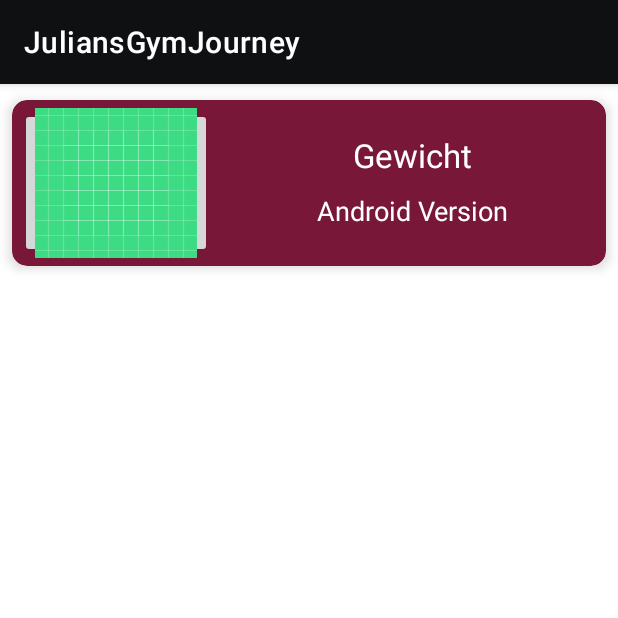
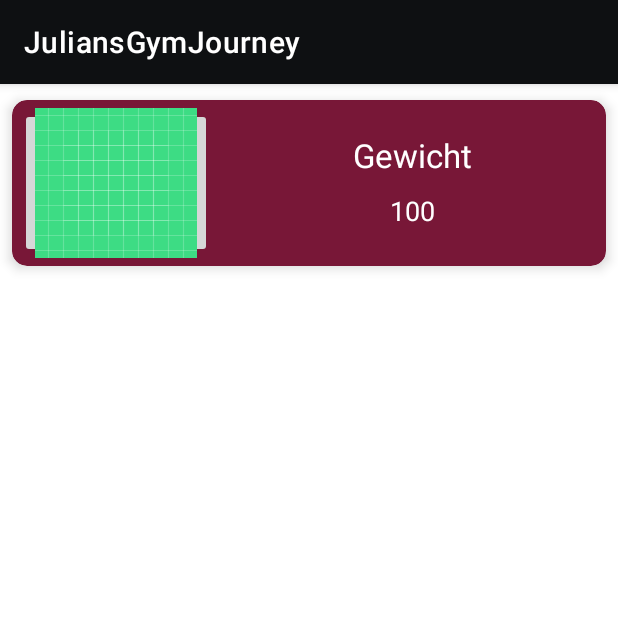
Before and after one commit to juhotter/TrackingApp, an Android app: the PersonalActivity screen opened directly, with no data from a screen before it, on a phone screen of 412 x 824 dp, the top half of it. Run offline under Robolectric (Android 15) with nearby library versions, the phone set to English and light mode, and no system bars.

Commit message:
set weight fixed

```diff
--- a/app/src/main/java/com/example/trackingapp/PersonalActivity.java
+++ b/app/src/main/java/com/example/trackingapp/PersonalActivity.java
@@ -22,6 +22,17 @@ public class PersonalActivity extends AppCompatActivity {
 
 //dummy data for begining
         MainActivity.db2.addPerson(new Person("julian",100,100,100,100));
+
+
+
+//weight setzen
+        setContentView(R.layout.activity_personal);
+        TextView textViewWeight = (TextView) findViewById(R.id.textViewVersion);
+        Integer text = MainActivity.db2.getSinglePerson("julian").getWeight();
+        textViewWeight.setText(  text.toString());
+
+
+
 
 
 
@@ -55,7 +66,8 @@ public class PersonalActivity extends AppCompatActivity {
                         MainActivity.db2.deleteAllPerson();
                         //die Person reinspecihern wieder mit dem ugedaten gewicht
                         MainActivity.db2.addPerson(person);
-
+                        Integer textraus = MainActivity.db2.getSinglePerson("julian").getWeight();
+                        textViewWeight.setText(  textraus.toString());
 
                         dialog2.dismiss();
                         Toast.makeText(getApplicationContext()," Neues Gewicht",Toast.LENGTH_SHORT).show();
--- a/app/src/main/res/layout/activity_personal.xml
+++ b/app/src/main/res/layout/activity_personal.xml
@@ -55,8 +55,8 @@
                     android:layout_gravity="center_horizontal"
                     android:layout_marginTop="10dp"
                     android:text="Android Version"
-                    android:textColor="#FFFFFF"
-                    android:textAppearance="?android:attr/textAppearanceMedium"/>
+                    android:textAppearance="?android:attr/textAppearanceMedium"
+                    android:textColor="#FFFFFF" />
 
             </LinearLayout>
         </LinearLayout>
```
